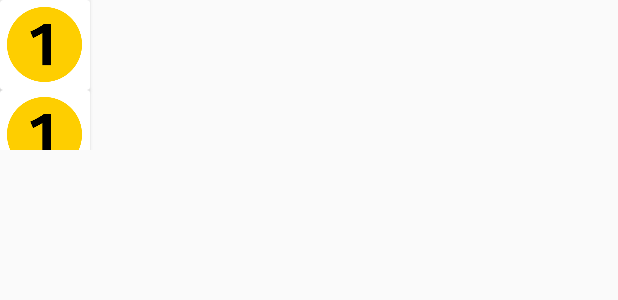
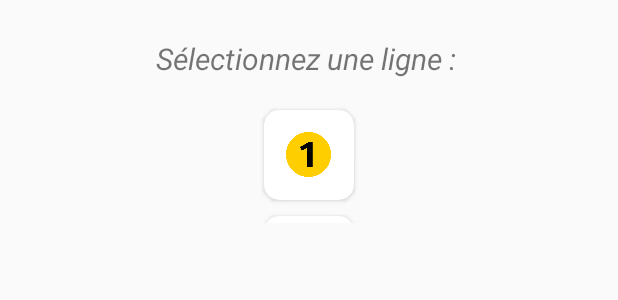
Before and after one commit to atRoussel/Moov, an Android app: the layout activity_schedules_qrcode.xml on its own in the app's theme, with its tools: preview values and no code run, on a phone screen of 412 x 824 dp. Shown: the top 300 px of the screen. Run offline under Robolectric (Android 15) with nearby library versions, the phone set to English and light mode, and no system bars.

Commit message:
Scan Horaires Fix

```diff
--- a/app/src/main/AndroidManifest.xml
+++ b/app/src/main/AndroidManifest.xml
@@ -35,7 +35,7 @@
             android:label="Horaires2" />
         <activity
             android:name=".DetailStationActivity"
-            android:label="Details de la station" />
+            android:label="Détails de la station" />
         <activity
             android:name=".ScheduleActivity"
             android:label="Horaires3" />
--- a/app/src/main/java/fr/epf/moov/QRCodeActivity.kt
+++ b/app/src/main/java/fr/epf/moov/QRCodeActivity.kt
@@ -34,7 +34,7 @@ class QRCodeActivity  : AppCompatActivity(), ZXingScannerView.ResultHandler  {
         if(Build.VERSION.SDK_INT >= Build.VERSION_CODES.M){
             if (checkPermission()){
 
-                Toast.makeText(this,"Permission valide", Toast.LENGTH_LONG).show()
+                Toast.makeText(this,"Permission validée", Toast.LENGTH_LONG).show()
             }
             else{
                 requestPermission()
@@ -113,7 +113,7 @@ class QRCodeActivity  : AppCompatActivity(), ZXingScannerView.ResultHandler  {
         nameStation = rawResult?.text
 
         val builder = AlertDialog.Builder(this)
-        builder.setTitle("Scan Result")
+        builder.setTitle("Résultat")
         builder.setPositiveButton("Recommencer") { _, _ ->
                 scannerView!!.resumeCameraPreview(this)
             }
@@ -126,7 +126,7 @@ class QRCodeActivity  : AppCompatActivity(), ZXingScannerView.ResultHandler  {
 
         }
 
-        builder.setMessage(" Station : ${nameStation}")
+        builder.setMessage(" Station trouvée : ${nameStation}")
         val alert: AlertDialog = builder.create()
         alert.show()
 
--- a/app/src/main/res/layout/activity_schedules_qrcode.xml
+++ b/app/src/main/res/layout/activity_schedules_qrcode.xml
@@ -10,14 +10,28 @@
 
     <LinearLayout
         android:layout_width="match_parent"
-        android:layout_height="100dp">
+        android:layout_height="174dp"
+        android:gravity="center_horizontal"
+        android:orientation="vertical">
+
+        <TextView
+            android:layout_width="match_parent"
+            android:layout_height="wrap_content"
+            android:layout_marginTop="25dp"
+            android:gravity="center_horizontal"
+            android:text="Sélectionnez une ligne : "
+            android:textSize="20dp"
+            android:textStyle="italic" />
 
         <androidx.recyclerview.widget.RecyclerView
-            android:layout_width="match_parent"
-            android:layout_height="match_parent"
             android:id="@+id/station_choice_recyclerview"
+            android:layout_width="wrap_content"
+            android:layout_height="wrap_content"
+            android:layout_gravity="center"
+            android:layout_marginTop="15dp"
+            android:layout_marginBottom="25dp"
             android:orientation="horizontal"
-            tools:listitem="@layout/station_choice_view"/>
+            tools:listitem="@layout/station_choice_view" />
 
 
     </LinearLayout>
--- a/app/src/main/res/layout/nav_header.xml
+++ b/app/src/main/res/layout/nav_header.xml
@@ -4,7 +4,7 @@
     xmlns:app="http://schemas.android.com/apk/res-auto"
     android:layout_width="match_parent"
     android:layout_height="100dp"
-    android:background="@color/colorPrimaryDark"
+    android:background="@color/colorAccent"
     android:orientation="vertical"
     android:gravity="bottom"
     android:paddingLeft="15dp">
--- a/app/src/main/res/layout/station_choice_view.xml
+++ b/app/src/main/res/layout/station_choice_view.xml
@@ -1,12 +1,15 @@
 <?xml version="1.0" encoding="utf-8"?>
-<androidx.cardview.widget.CardView
-    xmlns:android="http://schemas.android.com/apk/res/android"
+<androidx.cardview.widget.CardView xmlns:android="http://schemas.android.com/apk/res/android"
+    xmlns:app="http://schemas.android.com/apk/res-auto"
     android:layout_width="60dp"
+    android:layout_margin="5dp"
+    app:cardCornerRadius="10dp"
+    android:layout_gravity="center"
     android:layout_height="60dp">
 
     <ImageView
-        android:layout_width="50dp"
-        android:layout_height="50dp"
+        android:layout_width="30dp"
+        android:layout_height="30dp"
         android:layout_gravity="center"
         android:id="@+id/station_choice_image"
         android:src="@drawable/m1"/>
--- a/app/src/main/res/values/colors.xml
+++ b/app/src/main/res/values/colors.xml
@@ -2,6 +2,6 @@
 <resources>
     <color name="colorPrimary">#3D90E3</color>
     <color name="colorPrimaryDark">#164E87</color>
-    <color name="colorAccent">#FFBA52</color>
+    <color name="colorAccent">#87164F</color>
     <color name="white">#FFFFFF</color>
 </resources>
```
Also changed, not shown: app/src/main/java/fr/epf/moov/AfficherHorairesActivity.kt (+67 -5 lines), app/src/main/java/fr/epf/moov/adapter/StationChoiceAdapter.kt (+16 -4 lines), app/src/main/res/layout/content_main.xml (+1 -6 lines).
